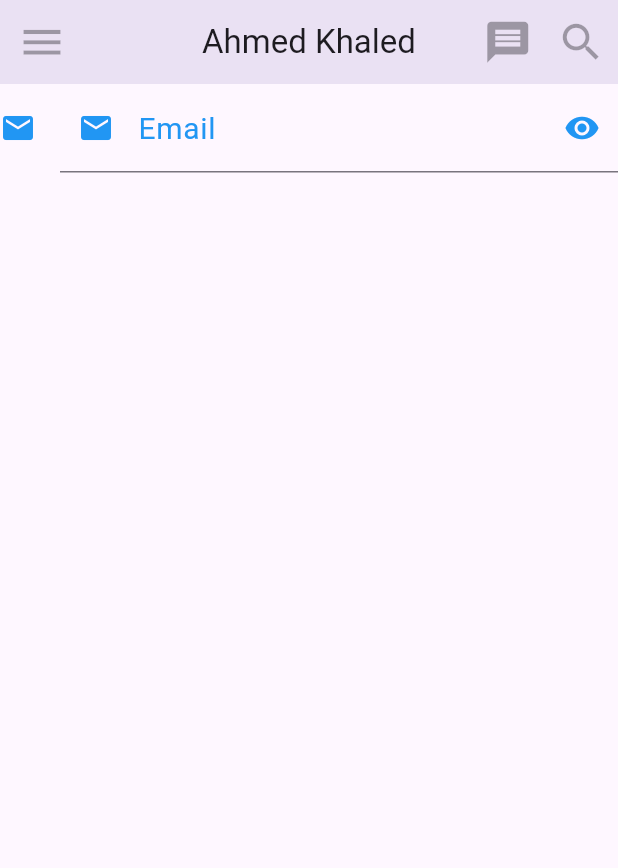
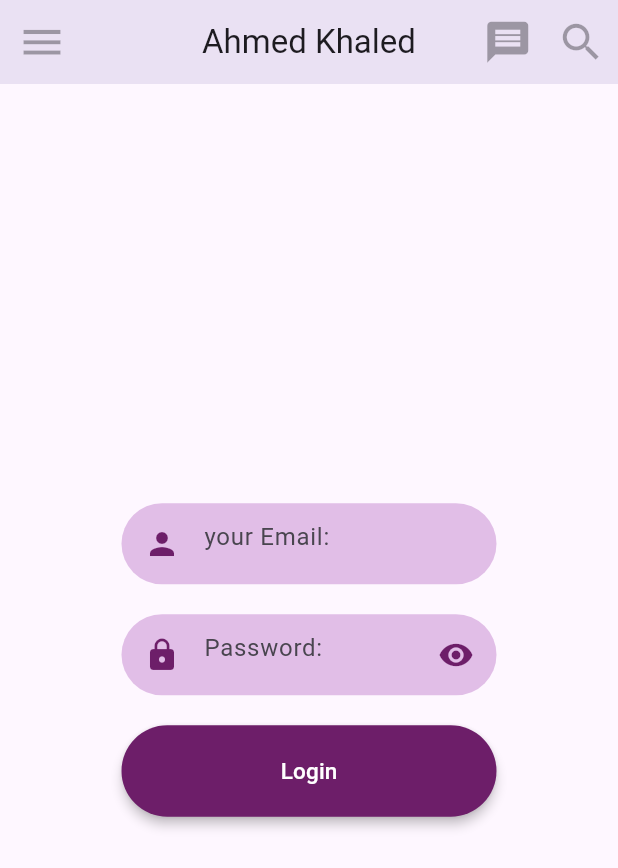
Before and after one commit to Ahmedkhsk/Flutter, a Flutter app: the screen it shows after launch, on a phone screen of 412 x 824 dp. Shown: the top 868 px of the screen. Run offline on Flutter 3.47's test engine with Material 3 defaults, Android fonts, the phone set to English and light mode, and no system bars; our stand-ins replace flutter_svg.

Commit message:
Solve Task of Form

```diff
--- a/lib/main.dart
+++ b/lib/main.dart
@@ -42,27 +42,84 @@ class MyProject extends StatelessWidget {
           ],
         ),
 
-        body: Column(
-          children: [
-            TextField(
-              //obscureText: false,
-              //keyboardType: TextInputType.number,
-              //textInputAction: TextInputAction.done,
-              decoration: InputDecoration(
-                //hintText: "Email",
-                labelText: "Email",
-                labelStyle: const TextStyle(color: Colors.blue, fontSize: 20),
-                // border: OutlineInputBorder(
-                //   borderRadius: BorderRadius.circular(20),
-                //   borderSide: const BorderSide(color: Colors.blue, width: 2),
-                // ),
-                //border: InputBorder.none,
-                icon: const Icon(Icons.email, color: Colors.blue),
-                prefixIcon: const Icon(Icons.email, color: Colors.blue),
-                suffixIcon: const Icon(Icons.visibility, color: Colors.blue),
+        body: SizedBox(
+          width: double.infinity,
+          child: Column(
+            mainAxisAlignment: MainAxisAlignment.center,
+            crossAxisAlignment: CrossAxisAlignment.center,
+
+            children: [
+              Container(
+                padding: const EdgeInsets.all(3),
+                decoration: BoxDecoration(
+                  color: Colors.purple[100],
+                  borderRadius: BorderRadius.circular(66),
+                ),
+                margin: const EdgeInsets.all(10),
+                width: 250,
+
+                child: TextField(
+                  decoration: InputDecoration(
+                    hintText: "your Email:",
+                    prefixIcon: const Icon(
+                      Icons.person,
+                      color: Color.fromARGB(255, 109, 30, 105),
+                    ),
+                    border: InputBorder.none,
+                  ),
+                ),
               ),
-            ),
-          ],
+
+              Container(
+                padding: const EdgeInsets.all(3),
+                decoration: BoxDecoration(
+                  color: Colors.purple[100],
+                  borderRadius: BorderRadius.circular(60),
+                ),
+                margin: const EdgeInsets.all(10),
+                width: 250,
+
+                child: TextField(
+                  obscureText: true,
+                  decoration: InputDecoration(
+                    hintText: "Password:",
+                    prefixIcon: const Icon(
+                      Icons.lock,
+                      color: Color.fromARGB(255, 109, 30, 105),
+                    ),
+                    suffixIcon: const Icon(
+                      Icons.visibility,
+                      color: Color.fromARGB(255, 109, 30, 105),
+                    ),
+                    border: InputBorder.none,
+                  ),
+                ),
+              ),
+
+              Container(
+                width: 250,
+                margin: const EdgeInsets.all(10),
+                child: ElevatedButton(
+                  onPressed: () {},
+                  style: ElevatedButton.styleFrom(
+                    elevation: 3,
+                    backgroundColor: const Color.fromARGB(255, 109, 30, 105),
+                    padding: const EdgeInsets.symmetric(
+                      horizontal: 50,
+                      vertical: 20,
+                    ),
+                    shape: RoundedRectangleBorder(
+                      borderRadius: BorderRadius.circular(66),
+                    ),
+                  ),
+                  child: const Text(
+                    "Login",
+                    style: TextStyle(fontSize: 15, color: Colors.white),
+                  ),
+                ),
+              ),
+            ],
+          ),
         ),
       ),
     );
```
